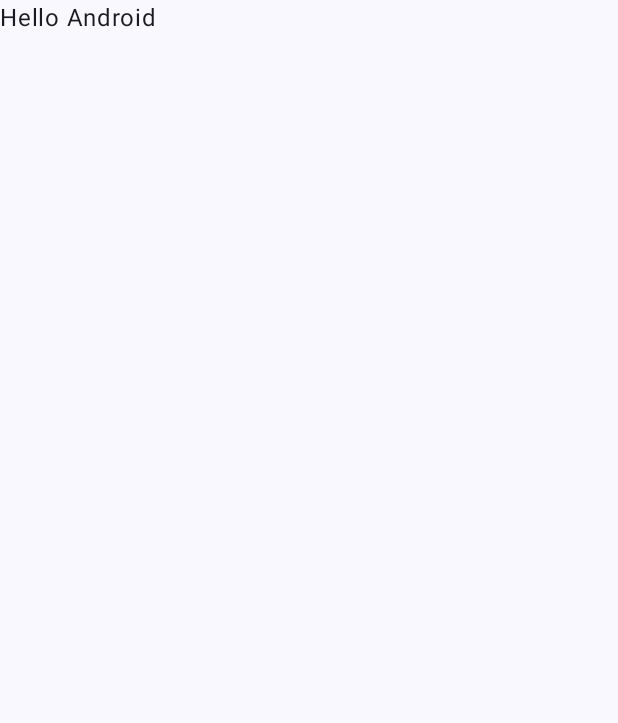
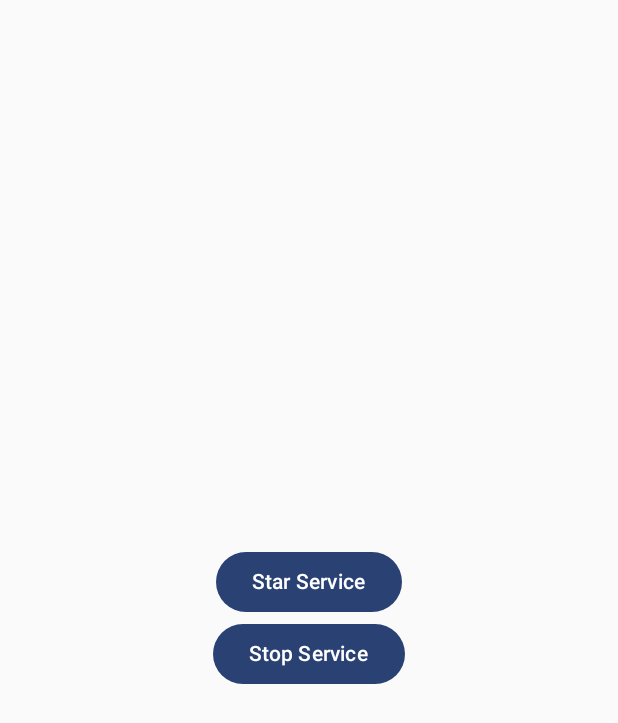
Before and after one commit to blueBye/AndroidProgrammingClass, an Android app built with Jetpack Compose: the screen it shows after launch (MainActivity), on a phone screen of 412 x 824 dp. Before the commit the part shown is almost empty. Shown: the top 723 px of the screen. Run offline under Robolectric (Android 15) with nearby library versions, the phone set to English and light mode, and no system bars.

Commit message:
basic foreground service code

```diff
--- a/app/src/main/AndroidManifest.xml
+++ b/app/src/main/AndroidManifest.xml
@@ -1,8 +1,10 @@
 <?xml version="1.0" encoding="utf-8"?>
 <manifest xmlns:android="http://schemas.android.com/apk/res/android"
     xmlns:tools="http://schemas.android.com/tools">
-
+    <uses-permission android:name="android.permission.POST_NOTIFICATIONS" />
+    <uses-permission android:name="android.permission.FOREGROUND_SERVICE" />
     <application
+        android:name=".MyApplication"
         android:allowBackup="true"
         android:dataExtractionRules="@xml/data_extraction_rules"
         android:fullBackupContent="@xml/backup_rules"
@@ -23,6 +25,7 @@
                 <category android:name="android.intent.category.LAUNCHER" />
             </intent-filter>
         </activity>
+        <service android:name=".ForegroundService" />
     </application>
 
 </manifest>
--- a/app/src/main/java/info/navidlabs/androidprogrammingclass/MainActivity.kt
+++ b/app/src/main/java/info/navidlabs/androidprogrammingclass/MainActivity.kt
@@ -1,28 +1,57 @@
 package info.navidlabs.androidprogrammingclass
 
+import android.Manifest
+import android.content.Intent
+import android.os.Build
 import android.os.Bundle
 import androidx.activity.ComponentActivity
 import androidx.activity.compose.setContent
+import androidx.compose.foundation.layout.Arrangement
+import androidx.compose.foundation.layout.Column
 import androidx.compose.foundation.layout.fillMaxSize
-import androidx.compose.material3.MaterialTheme
-import androidx.compose.material3.Surface
+import androidx.compose.material3.Button
 import androidx.compose.material3.Text
-import androidx.compose.runtime.Composable
+import androidx.compose.ui.Alignment
 import androidx.compose.ui.Modifier
-import androidx.compose.ui.tooling.preview.Preview
+import androidx.core.app.ActivityCompat
 import info.navidlabs.androidprogrammingclass.ui.theme.AndroidProgrammingClassTheme
 
 class MainActivity : ComponentActivity() {
     override fun onCreate(savedInstanceState: Bundle?) {
         super.onCreate(savedInstanceState)
+
+        if (Build.VERSION.SDK_INT >= Build.VERSION_CODES.TIRAMISU) {
+            ActivityCompat.requestPermissions(
+                this,
+                arrayOf(Manifest.permission.POST_NOTIFICATIONS),
+                0
+            )
+        }
+
         setContent {
             AndroidProgrammingClassTheme {
-                // A surface container using the 'background' color from the theme
-                Surface(
+                Column(
                     modifier = Modifier.fillMaxSize(),
-                    color = MaterialTheme.colorScheme.background
+                    verticalArrangement = Arrangement.Center,
+                    horizontalAlignment = Alignment.CenterHorizontally,
                 ) {
-                    Text(text = "Hello Android")
+                    Button(onClick = {
+                        Intent(applicationContext, ForegroundService::class.java).also {
+                            it.action = ForegroundService.Actions.START.toString()
+                            startService(it)
+                        }
+                    }) {
+                        Text(text="Star Service")
+                    }
+
+                    Button(onClick = {
+                        Intent(applicationContext, ForegroundService::class.java).also {
+                            it.action = ForegroundService.Actions.STOP.toString()
+                            startService(it)
+                        }
+                    }) {
+                        Text(text="Stop Service")
+                    }
                 }
             }
         }
--- /dev/null
+++ b/app/src/main/java/info/navidlabs/androidprogrammingclass/MyApplication.kt
@@ -0,0 +1,28 @@
+package info.navidlabs.androidprogrammingclass
+
+import android.app.Application
+import android.app.NotificationChannel
+import android.app.NotificationManager
+import android.content.Context
+import android.os.Build
+import android.util.Log
+
+class MyApplication: Application() {
+    override fun onCreate() {
+        super.onCreate()
+        Log.i("Notification", "created application")
+
+        if (Build.VERSION.SDK_INT >= Build.VERSION_CODES.O) {
+            Log.i("Notification", "notification channel created")
+
+            val channel = NotificationChannel(
+                "service_channel",
+                "My Notification",
+                NotificationManager.IMPORTANCE_HIGH
+            )
+
+            val notificationManager = getSystemService(Context.NOTIFICATION_SERVICE) as NotificationManager
+            notificationManager.createNotificationChannel(channel)
+        }
+    }
+}
```
Also changed, not shown: app/src/main/java/info/navidlabs/androidprogrammingclass/ForegroundService.kt (added, +42 -0 lines).
